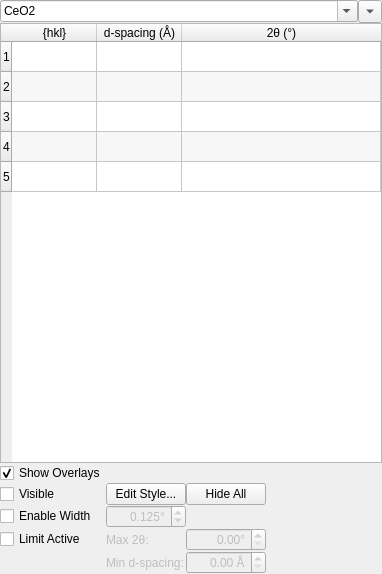
First picture: the form in hexrd/ui/resources/ui/materials_panel.ui, repository HEXRD/hexrdgui, before the edit.
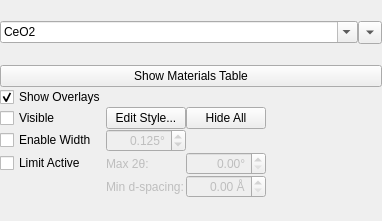
Second picture: the form after the edit.

Commit message:
Move materials table into a dialog
This moves the materials table into a dialog, which is not shown
by default. It can be shown by clicking the new "Show Materials Table"
button in the materials panel. The materials table can be hidden by
clicking on the "x" button in the top right corner.

All of the functionality should be the same. Rows are highlighted if
they are to not be excluded. The dialog will also automatically
update when settings are modified in the materials panel.

These changes were done to free up some space in the materials panel.

Patch:
```diff
--- a/hexrd/ui/resources/ui/materials_panel.ui
+++ b/hexrd/ui/resources/ui/materials_panel.ui
@@ -7,7 +7,7 @@
     <x>0</x>
     <y>0</y>
     <width>382</width>
-    <height>574</height>
+    <height>221</height>
    </rect>
   </property>
   <layout class="QVBoxLayout" name="verticalLayout_7">
@@ -108,66 +108,9 @@
      </item>
     </layout>
    </item>
-   <item>
-    <widget class="QTableWidget" name="materials_table">
-     <property name="toolTip">
-      <string>&lt;html&gt;&lt;head/&gt;&lt;body&gt;&lt;p&gt;left click a row to activate the hkl&lt;/p&gt;&lt;/body&gt;&lt;/html&gt;</string>
-     </property>
-     <property name="editTriggers">
-      <set>QAbstractItemView::NoEditTriggers</set>
-     </property>
-     <property name="dragDropOverwriteMode">
-      <bool>false</bool>
-     </property>
-     <property name="alternatingRowColors">
-      <bool>true</bool>
-     </property>
-     <property name="selectionMode">
-      <enum>QAbstractItemView::ExtendedSelection</enum>
-     </property>
-     <property name="selectionBehavior">
-      <enum>QAbstractItemView::SelectRows</enum>
-     </property>
-     <property name="rowCount">
-      <number>5</number>
-     </property>
-     <attribute name="horizontalHeaderCascadingSectionResizes">
-      <bool>true</bool>
-     </attribute>
-     <attribute name="horizontalHeaderDefaultSectionSize">
-      <number>85</number>
-     </attribute>
-     <attribute name="horizontalHeaderMinimumSectionSize">
-      <number>70</number>
-     </attribute>
-     <attribute name="horizontalHeaderStretchLastSection">
-      <bool>true</bool>
-     </attribute>
-     <row/>
-     <row/>
-     <row/>
-     <row/>
-     <row/>
-     <column>
-      <property name="text">
-       <string>{hkl}</string>
-      </property>
-     </column>
-     <column>
-      <property name="text">
-       <string>d-spacing (Å)</string>
-      </property>
-     </column>
-     <column>
-      <property name="text">
-       <string>2θ (°)</string>
-      </property>
-     </column>
-    </widget>
-   </item>
    <item>
     <layout class="QGridLayout" name="gridLayout">
-     <item row="5" column="0">
+     <item row="4" column="0">
       <widget class="QCheckBox" name="limit_active">
        <property name="toolTip">
         <string>&lt;html&gt;&lt;head/&gt;&lt;body&gt;&lt;p&gt;Limit the allowed HKLs with the max 2θ or the minimum d spacing.&lt;/p&gt;&lt;/body&gt;&lt;/html&gt;</string>
@@ -177,7 +120,7 @@
        </property>
       </widget>
      </item>
-     <item row="9" column="1">
+     <item row="5" column="1">
       <widget class="QLabel" name="min_d_spacing_label">
        <property name="enabled">
         <bool>false</bool>
@@ -187,7 +130,7 @@
        </property>
       </widget>
      </item>
-     <item row="4" column="0">
+     <item row="3" column="0">
       <widget class="QCheckBox" name="enable_width">
        <property name="toolTip">
         <string>&lt;html&gt;&lt;head/&gt;&lt;body&gt;&lt;p&gt;Enable 2θ width for the currently selected material.&lt;/p&gt;&lt;/body&gt;&lt;/html&gt;</string>
@@ -197,7 +140,7 @@
        </property>
       </widget>
      </item>
-     <item row="4" column="1">
+     <item row="3" column="1">
       <widget class="QDoubleSpinBox" name="tth_width">
        <property name="enabled">
         <bool>false</bool>
@@ -234,7 +177,7 @@
        </property>
       </widget>
      </item>
-     <item row="1" column="0">
+     <item row="2" column="0">
       <widget class="QCheckBox" name="material_visible">
        <property name="toolTip">
         <string>&lt;html&gt;&lt;head/&gt;&lt;body&gt;&lt;p&gt;Make the currently selected material visible&lt;/p&gt;&lt;/body&gt;&lt;/html&gt;</string>
@@ -244,7 +187,7 @@
        </property>
       </widget>
      </item>
-     <item row="1" column="1">
+     <item row="2" column="1">
       <widget class="QPushButton" name="edit_style_button">
        <property name="toolTip">
         <string>&lt;html&gt;&lt;head/&gt;&lt;body&gt;&lt;p&gt;Edit the overlay styles of the currently selected material&lt;/p&gt;&lt;/body&gt;&lt;/html&gt;</string>
@@ -254,7 +197,7 @@
        </property>
       </widget>
      </item>
-     <item row="9" column="5">
+     <item row="5" column="2">
       <widget class="QDoubleSpinBox" name="min_d_spacing">
        <property name="enabled">
         <bool>false</bool>
@@ -276,7 +219,7 @@
        </property>
       </widget>
      </item>
-     <item row="5" column="1">
+     <item row="4" column="1">
       <widget class="QLabel" name="max_tth_label">
        <property name="enabled">
         <bool>false</bool>
@@ -286,7 +229,7 @@
        </property>
       </widget>
      </item>
-     <item row="5" column="5">
+     <item row="4" column="2">
       <widget class="QDoubleSpinBox" name="max_tth">
        <property name="enabled">
         <bool>false</bool>
@@ -308,7 +251,7 @@
        </property>
       </widget>
      </item>
-     <item row="5" column="6">
+     <item row="4" column="3">
       <spacer name="horizontalSpacer_2">
        <property name="orientation">
         <enum>Qt::Horizontal</enum>
@@ -321,7 +264,7 @@
        </property>
       </spacer>
      </item>
-     <item row="4" column="5" colspan="2">
+     <item row="3" column="2" colspan="2">
       <spacer name="horizontalSpacer">
        <property name="orientation">
         <enum>Qt::Horizontal</enum>
@@ -334,7 +277,7 @@
        </property>
       </spacer>
      </item>
-     <item row="9" column="6">
+     <item row="5" column="3">
       <spacer name="horizontalSpacer_3">
        <property name="orientation">
         <enum>Qt::Horizontal</enum>
@@ -347,7 +290,7 @@
        </property>
       </spacer>
      </item>
-     <item row="1" column="5">
+     <item row="2" column="2">
       <widget class="QPushButton" name="hide_all">
        <property name="toolTip">
         <string>&lt;html&gt;&lt;head/&gt;&lt;body&gt;&lt;p&gt;Hide all material overlays&lt;/p&gt;&lt;/body&gt;&lt;/html&gt;</string>
@@ -357,7 +300,7 @@
        </property>
       </widget>
      </item>
-     <item row="0" column="0">
+     <item row="1" column="0">
       <widget class="QCheckBox" name="show_overlays">
        <property name="toolTip">
         <string>&lt;html&gt;&lt;head/&gt;&lt;body&gt;&lt;p&gt;Display overlays in the canvas for each material&lt;/p&gt;&lt;/body&gt;&lt;/html&gt;</string>
@@ -370,6 +313,13 @@
        </property>
       </widget>
      </item>
+     <item row="0" column="0" colspan="4">
+      <widget class="QPushButton" name="show_materials_table">
+       <property name="text">
+        <string>Show Materials Table</string>
+       </property>
+      </widget>
+     </item>
     </layout>
    </item>
   </layout>
```
Left out of the diff: 2 changed lines with no effect on the pictures. The commit also changes 3 other files.
